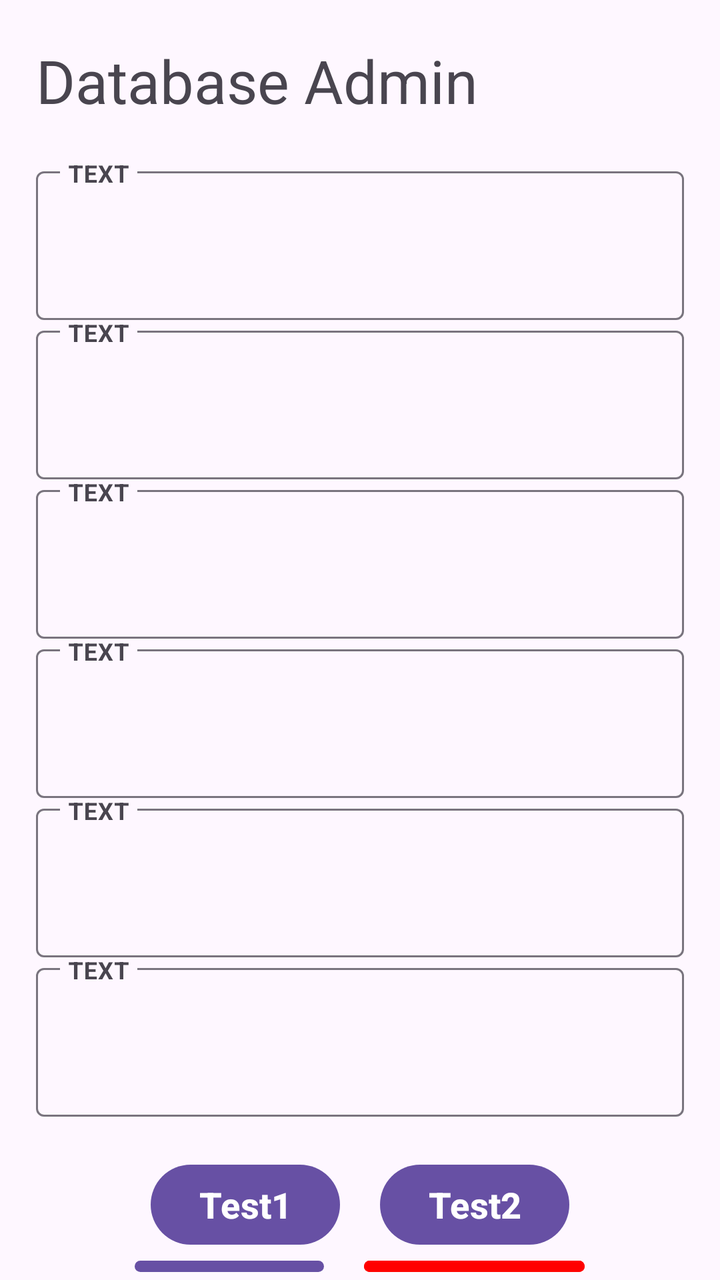
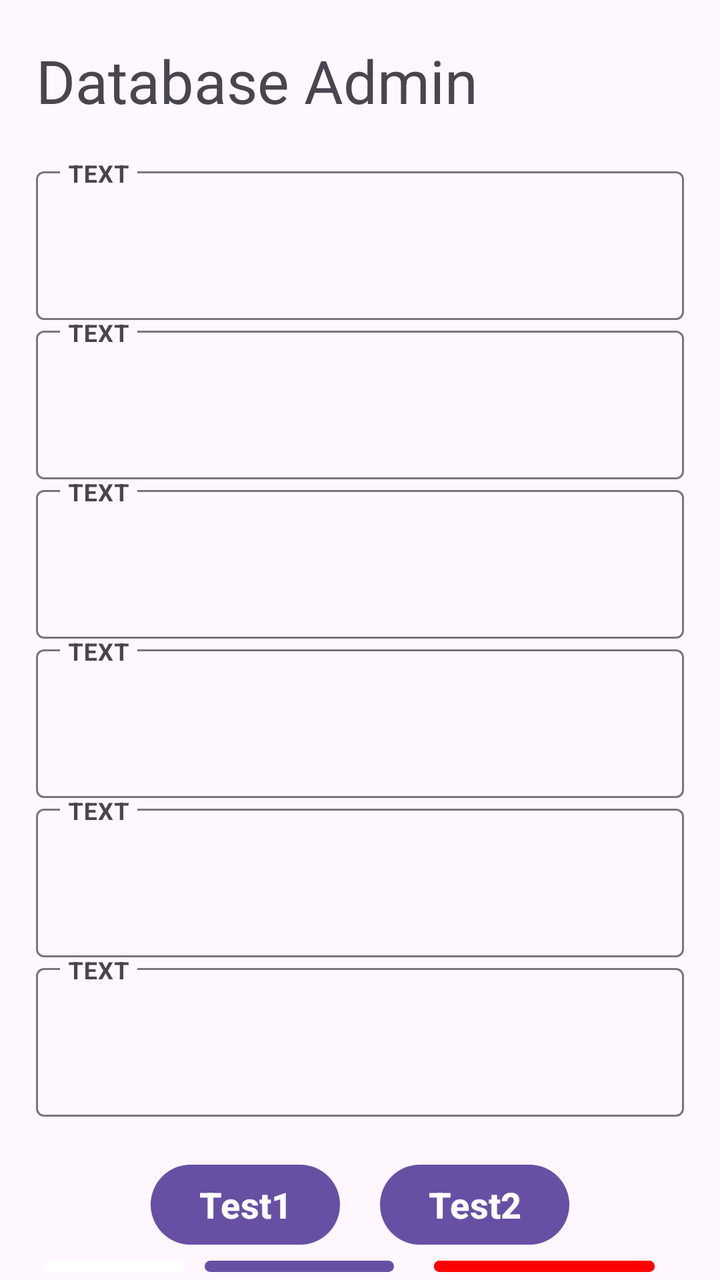

Screens rendered from an Android XML layout before and after an edit, with the pre-edit source and the edit as a unified diff.
<!-- AndroidManifest.xml: application theme Theme.TaniMart -->
<!-- res/layout/activity_test_data.xml -->
<?xml version="1.0" encoding="utf-8"?>
<androidx.constraintlayout.widget.ConstraintLayout xmlns:android="http://schemas.android.com/apk/res/android"
    xmlns:app="http://schemas.android.com/apk/res-auto"
    xmlns:tools="http://schemas.android.com/tools"
    android:id="@+id/main"
    android:layout_width="match_parent"
    android:layout_height="match_parent"
    tools:context=".activities.InsertDataActivity">


    <LinearLayout
        android:layout_width="match_parent"
        android:layout_height="match_parent"
        android:orientation="vertical"
        android:layout_marginTop="20dp"
        android:paddingHorizontal="18dp">
        <TextView
            android:layout_width="match_parent"
            android:layout_height="wrap_content"
            android:text="Database Admin"
            android:textSize="30sp"
            android:layout_marginBottom="20dp"/>


        <com.google.android.material.textfield.TextInputLayout
            android:id="@+id/tfield1"
            android:layout_width="match_parent"
            android:layout_height="wrap_content"
            android:hint="TEXT"
            app:expandedHintEnabled="false">
            <com.google.android.material.textfield.TextInputEditText
                android:id="@+id/text1"
                android:layout_width="match_parent"
                android:layout_height="wrap_content"
                android:textColor="@color/black"
                android:textSize="30sp"
                android:textStyle="bold"/>
        </com.google.android.material.textfield.TextInputLayout>

        <com.google.android.material.textfield.TextInputLayout
            android:id="@+id/tfield2"
            android:layout_width="match_parent"
            android:layout_height="wrap_content"
            android:hint="TEXT"
            app:expandedHintEnabled="false">
            <com.google.android.material.textfield.TextInputEditText
                android:id="@+id/text2"
                android:layout_width="match_parent"
                android:layout_height="wrap_content"
                android:textColor="@color/black"
                android:textSize="30sp"
                android:textStyle="bold"/>
        </com.google.android.material.textfield.TextInputLayout>

        <com.google.android.material.textfield.TextInputLayout
            android:id="@+id/tfield3"
            android:layout_width="match_parent"
            android:layout_height="wrap_content"
            android:hint="TEXT"
            app:expandedHintEnabled="false">
            <com.google.android.material.textfield.TextInputEditText
                android:id="@+id/text3"
                android:layout_width="match_parent"
                android:layout_height="wrap_content"
                android:textColor="@color/black"
                android:textSize="30sp"
                android:textStyle="bold"/>
        </com.google.android.material.textfield.TextInputLayout>

        <com.google.android.material.textfield.TextInputLayout
            android:id="@+id/tfield4"
            android:layout_width="match_parent"
            android:layout_height="wrap_content"
            android:hint="TEXT"
            app:expandedHintEnabled="false">
            <com.google.android.material.textfield.TextInputEditText
                android:id="@+id/text4"
                android:layout_width="match_parent"
                android:layout_height="wrap_content"
                android:textColor="@color/black"
                android:textSize="30sp"
                android:textStyle="bold"/>
        </com.google.android.material.textfield.TextInputLayout>

        <com.google.android.material.textfield.TextInputLayout
            android:id="@+id/tfield5"
            android:layout_width="match_parent"
            android:layout_height="wrap_content"
            android:hint="TEXT"
            app:expandedHintEnabled="false">
            <com.google.android.material.textfield.TextInputEditText
                android:id="@+id/text5"
                android:layout_width="match_parent"
                android:layout_height="wrap_content"
                android:textColor="@color/black"
                android:textSize="30sp"
                android:textStyle="bold"/>
        </com.google.android.material.textfield.TextInputLayout>

        <com.google.android.material.textfield.TextInputLayout
            android:id="@+id/tfield6"
            android:layout_width="match_parent"
            android:layout_height="wrap_content"
            android:hint="TEXT"
            app:expandedHintEnabled="false">
            <com.google.android.material.textfield.TextInputEditText
                android:id="@+id/text6"
                android:layout_width="match_parent"
                android:layout_height="wrap_content"
                android:textColor="@color/black"
                android:textSize="30sp"
                android:textStyle="bold"/>
        </com.google.android.material.textfield.TextInputLayout>

        <LinearLayout
            android:layout_width="match_parent"
            android:layout_height="wrap_content"
            android:layout_marginTop="20dp"
            android:gravity="center">
            <Button
                android:id="@+id/btn1"
                android:layout_width="wrap_content"
                android:layout_height="wrap_content"
                android:layout_marginHorizontal="10dp"
                android:textStyle="bold"
                android:textSize="18sp"
                android:text="Test1"/>
            <Button
                android:id="@+id/btn2"
                android:layout_width="wrap_content"
                android:layout_height="wrap_content"
                android:layout_marginHorizontal="10dp"
                android:textStyle="bold"
                android:textSize="18sp"
                android:text="Test2"/>
        </LinearLayout>
        <LinearLayout
            android:layout_width="match_parent"
            android:layout_height="wrap_content"
            android:orientation="horizontal"
            android:gravity="center">
        <Button
            android:id="@+id/btn3"
            android:layout_width="wrap_content"
            android:layout_height="wrap_content"
            android:layout_marginHorizontal="10dp"
            android:textStyle="bold"
            android:textSize="18sp"
            android:text="Test3"
            android:layout_gravity="center"/>
        <Button
            android:id="@+id/btn4"
            android:layout_width="wrap_content"
            android:layout_height="wrap_content"
            android:layout_marginHorizontal="10dp"
            android:textStyle="bold"
            android:textSize="18sp"
            android:text="Change"
            android:layout_gravity="center"
            android:backgroundTint="#FF0000"/>
        </LinearLayout>
    </LinearLayout>

</androidx.constraintlayout.widget.ConstraintLayout>
<!-- resources referenced by this layout -->
<resources>
  <color name="black">#FF000000</color>
  <style name="Theme.TaniMart" parent="Base.Theme.TaniMart" />
  <style name="Base.Theme.TaniMart" parent="Theme.Material3.DayNight.NoActionBar">
          
          
      </style>
</resources>

<!-- the commit's change to res/layout/activity_test_data.xml (unified diff, before → after) -->
@@ -49,7 +49,8 @@
                 android:layout_height="wrap_content"
                 android:textColor="@color/black"
                 android:textSize="30sp"
-                android:textStyle="bold"/>
+                android:textStyle="bold"
+                android:inputType="text"/>
         </com.google.android.material.textfield.TextInputLayout>
 
         <com.google.android.material.textfield.TextInputLayout
@@ -139,25 +140,32 @@
             android:layout_height="wrap_content"
             android:orientation="horizontal"
             android:gravity="center">
-        <Button
-            android:id="@+id/btn3"
-            android:layout_width="wrap_content"
-            android:layout_height="wrap_content"
-            android:layout_marginHorizontal="10dp"
-            android:textStyle="bold"
-            android:textSize="18sp"
-            android:text="Test3"
-            android:layout_gravity="center"/>
-        <Button
-            android:id="@+id/btn4"
-            android:layout_width="wrap_content"
-            android:layout_height="wrap_content"
-            android:layout_marginHorizontal="10dp"
-            android:textStyle="bold"
-            android:textSize="18sp"
-            android:text="Change"
-            android:layout_gravity="center"
-            android:backgroundTint="#FF0000"/>
+            <Button
+                android:id="@+id/deleteButton"
+                android:layout_width="70dp"
+                android:layout_height="wrap_content"
+                android:text="🗑️"
+                android:textSize="25dp"
+                android:backgroundTint="#FFFFFF"/>
+            <Button
+                android:id="@+id/btn3"
+                android:layout_width="wrap_content"
+                android:layout_height="wrap_content"
+                android:layout_marginHorizontal="10dp"
+                android:textStyle="bold"
+                android:textSize="18sp"
+                android:text="Test3"
+                android:layout_gravity="center"/>
+            <Button
+                android:id="@+id/btn4"
+                android:layout_width="wrap_content"
+                android:layout_height="wrap_content"
+                android:layout_marginHorizontal="10dp"
+                android:textStyle="bold"
+                android:textSize="18sp"
+                android:text="Change"
+                android:layout_gravity="center"
+                android:backgroundTint="#FF0000"/>
         </LinearLayout>
     </LinearLayout>
 
